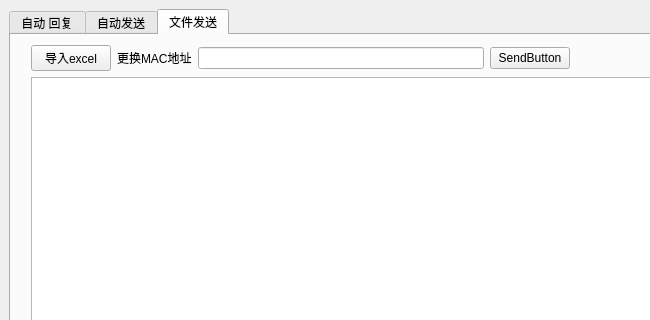
Old version of the form SerialHelper/autoreplywindows.ui in the repository JonahKing/SerialHelper-QT; both pictures show x 0 to 650 and y 0 to 320 of the 949 by 600 pixel window.
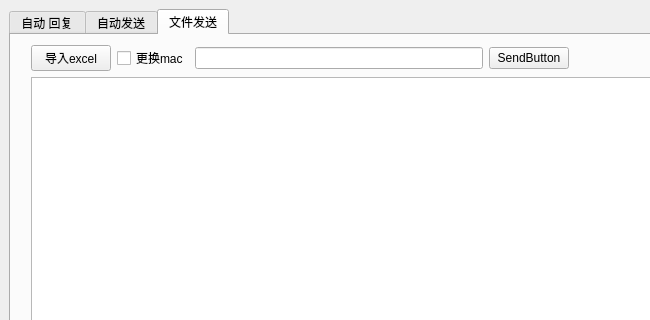
New version of the form. The open tabs and pages were chosen to show the change.

Commit message: 1、可以通过checkbox 直接批量更改mac地址

What changed in the file:
```diff
--- a/SerialHelper/autoreplywindows.ui
+++ b/SerialHelper/autoreplywindows.ui
@@ -506,13 +506,6 @@
          <item row="0" column="2">
           <widget class="QLineEdit" name="lineEdit"/>
          </item>
-         <item row="0" column="1">
-          <widget class="QLabel" name="label">
-           <property name="text">
-            <string>更换MAC地址</string>
-           </property>
-          </widget>
-         </item>
          <item row="0" column="4">
           <spacer name="horizontalSpacer">
            <property name="orientation">
@@ -536,6 +529,13 @@
            </property>
           </widget>
          </item>
+         <item row="0" column="1">
+          <widget class="QCheckBox" name="MacReplace">
+           <property name="text">
+            <string>更换mac</string>
+           </property>
+          </widget>
+         </item>
         </layout>
        </widget>
       </widget>
```
Left out of the diff: 2 changed lines with no effect on the pictures. The commit also changes 3 other files.
